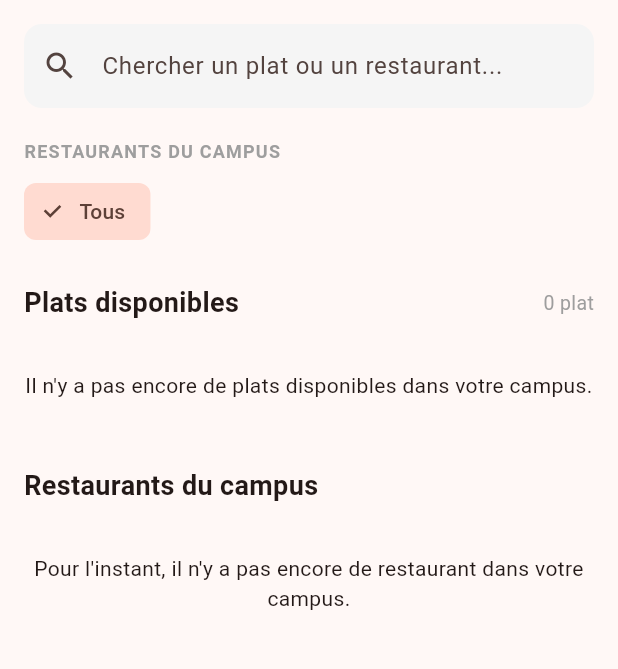
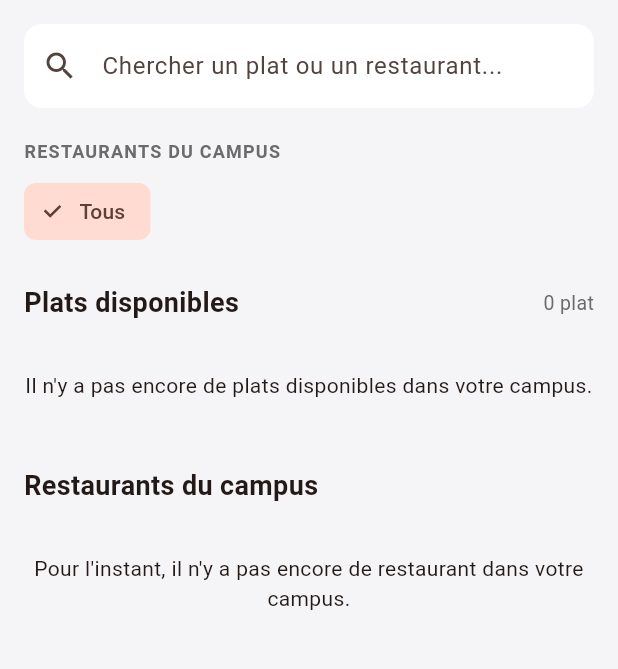
Before and after one commit to DavFilsDev/quick-eat-app, a Flutter app: the screen it shows once a user with an empty profile is signed in, on a phone screen of 412 x 824 dp, the part 84-753 px from its top. Run offline on Flutter 3.47's test engine with Material 3 defaults, Android fonts, the phone set to English and light mode, and no system bars; our stand-ins replace cached_network_image, cloud_firestore, firebase_auth, firebase_core, image_picker; accounts and stored records are empty; project files that could hold a hidden picture were left out.

Commit message:
style(student-ui): unify student home background and labels with design system

```diff
--- a/lib/features/catalog/presentation/screens/student_home_screen.dart
+++ b/lib/features/catalog/presentation/screens/student_home_screen.dart
@@ -2,6 +2,7 @@ import 'package:firebase_auth/firebase_auth.dart';
 import 'package:flutter/material.dart';
 import 'package:provider/provider.dart';
 
+import '../../../../core/constants/app_colors.dart';
 import '../../../../data/repositories/menu_repository.dart';
 import '../../../../data/repositories/user_repository.dart';
 import '../../../../routes/app_router.dart';
@@ -48,6 +49,7 @@ class _StudentHomeScreenState extends State<StudentHomeScreen> {
     return ChangeNotifierProvider(
       create: (_) => _controller,
       child: Scaffold(
+        backgroundColor: AppColors.background,
         appBar: QuickEatAppBar(
           onOuvrirCommandes: () =>
               context.read<MainLayoutController?>()?.select(1),
@@ -70,7 +72,7 @@ class _StudentHomeScreenState extends State<StudentHomeScreen> {
                       hintText: 'Chercher un plat ou un restaurant...',
                       prefixIcon: const Icon(Icons.search),
                       filled: true,
-                      fillColor: Colors.grey.shade100,
+                      fillColor: AppColors.surface,
                       border: OutlineInputBorder(
                         borderRadius: BorderRadius.circular(12),
                         borderSide: BorderSide.none,
@@ -84,7 +86,7 @@ class _StudentHomeScreenState extends State<StudentHomeScreen> {
                     style: TextStyle(
                       fontSize: 12,
                       fontWeight: FontWeight.bold,
-                      color: Colors.grey,
+                      color: AppColors.textSecondary,
                       letterSpacing: 0.8,
                     ),
                   ),
@@ -112,7 +114,7 @@ class _StudentHomeScreenState extends State<StudentHomeScreen> {
                       Text(
                         '${plats.length} ${plats.length > 1 ? "plats" : "plat"}',
                         style: const TextStyle(
-                          color: Colors.grey,
+                          color: AppColors.textSecondary,
                           fontSize: 13,
                         ),
                       ),
```
